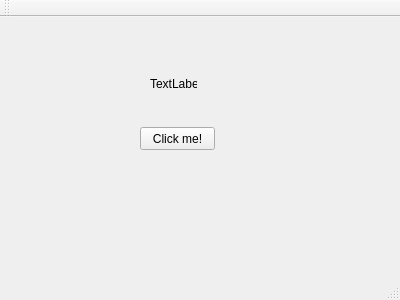
Above: QT_APP/mainwindow.ui from phamhoangbl/qttut before the change. Below: the same form after it.
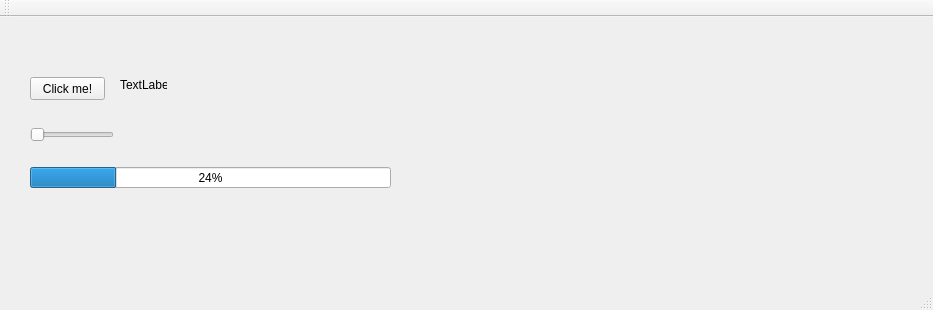
That is the form after the change.

Commit message: Signals and Slots

```diff
--- a/QT_APP/mainwindow.ui
+++ b/QT_APP/mainwindow.ui
@@ -6,32 +6,45 @@
    <rect>
     <x>0</x>
     <y>0</y>
-    <width>400</width>
-    <height>300</height>
+    <width>933</width>
+    <height>310</height>
    </rect>
   </property>
   <property name="windowTitle">
    <string>MainWindow</string>
   </property>
   <widget class="QWidget" name="centralWidget">
-   <widget class="QLabel" name="myLabel">
+   <widget class="QSlider" name="horizontalSlider">
     <property name="geometry">
      <rect>
-      <x>150</x>
-      <y>60</y>
-      <width>47</width>
-      <height>13</height>
-     </rect>
-    </property>
-    <property name="text">
-     <string>TextLabel</string>
-    </property>
-   </widget>
-   <widget class="QPushButton" name="myButton">
-    <property name="geometry">
-     <rect>
-      <x>140</x>
+      <x>30</x>
       <y>110</y>
+      <width>84</width>
+      <height>16</height>
+     </rect>
+    </property>
+    <property name="orientation">
+     <enum>Qt::Horizontal</enum>
+    </property>
+   </widget>
+   <widget class="QProgressBar" name="progressBar">
+    <property name="geometry">
+     <rect>
+      <x>30</x>
+      <y>150</y>
+      <width>361</width>
+      <height>21</height>
+     </rect>
+    </property>
+    <property name="value">
+     <number>24</number>
+    </property>
+   </widget>
+   <widget class="QPushButton" name="myButton">
+    <property name="geometry">
+     <rect>
+      <x>30</x>
+      <y>60</y>
       <width>75</width>
       <height>23</height>
      </rect>
@@ -40,6 +53,19 @@
      <string>Click me!</string>
     </property>
    </widget>
+   <widget class="QLabel" name="myLabel">
+    <property name="geometry">
+     <rect>
+      <x>120</x>
+      <y>60</y>
+      <width>47</width>
+      <height>16</height>
+     </rect>
+    </property>
+    <property name="text">
+     <string>TextLabel</string>
+    </property>
+   </widget>
   </widget>
   <widget class="QMenuBar" name="menuBar">
    <property name="geometry">
```
Left out of the diff: 21 changed lines with no effect on the pictures. The commit also changes 2 other files.
